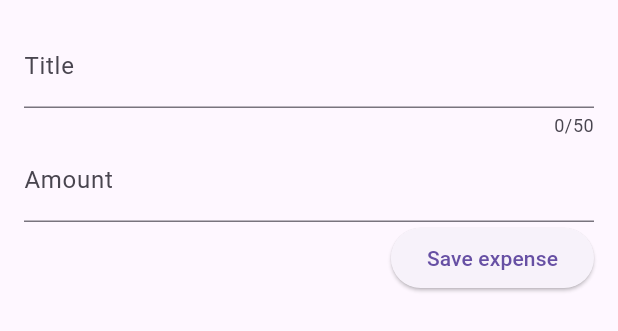
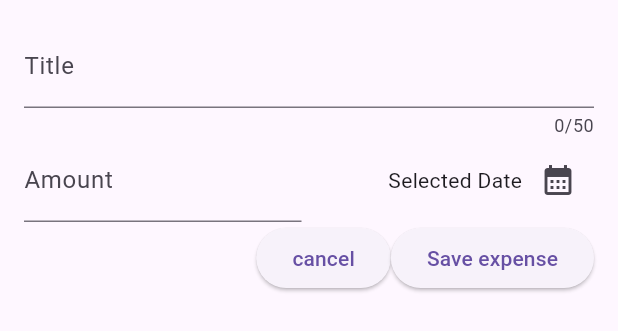
Before and after one commit to HammadM48/expense_tracker, a Flutter app: the NewExpense widget shown alone on an empty page, opened directly, on a phone screen of 412 x 824 dp. Shown: the top 331 px of the screen. Run offline on Flutter 3.47's test engine with Material 3 defaults, Android fonts, the phone set to English and light mode, and no system bars.

Commit message:
Added row for date button and text

```diff
--- a/lib/new_expense.dart
+++ b/lib/new_expense.dart
@@ -32,7 +32,10 @@ class _NewExpenseState extends State<NewExpense> {
             keyboardType: TextInputType.name,
             decoration: InputDecoration( label: Text('Title')),
           ),
-          TextField(
+          Row(
+            children: [
+              Expanded(
+                child: TextField(
                   controller: _amountController,
                   keyboardType: TextInputType.number,
                   decoration: InputDecoration(
@@ -40,9 +43,32 @@ class _NewExpenseState extends State<NewExpense> {
                     label: Text("Amount"),
                   ),
                 ),
+              ),
+              const SizedBox(width: 10),
+              Expanded(
+                child: Row(
+                  mainAxisAlignment: MainAxisAlignment.end,
+                  crossAxisAlignment: CrossAxisAlignment.center,
+                  children: [
+                    Text("Selected Date"),
+                    IconButton
+                    (onPressed: () {},
+                    icon: const Icon(Icons.calendar_month),
+            ),
+          ],
+        ),
+      ),
+    ],
+  ),
           Row(
             children: [
               Spacer(),
+              ElevatedButton(
+                onPressed: () {
+                  Navigator.pop(context);
+                },
+                child: Text("cancel"),
+              ),
               ElevatedButton(
                 onPressed: () {
                   print(_titleController.text);
```
Lines whose indentation alone changed are shown as unchanged.
